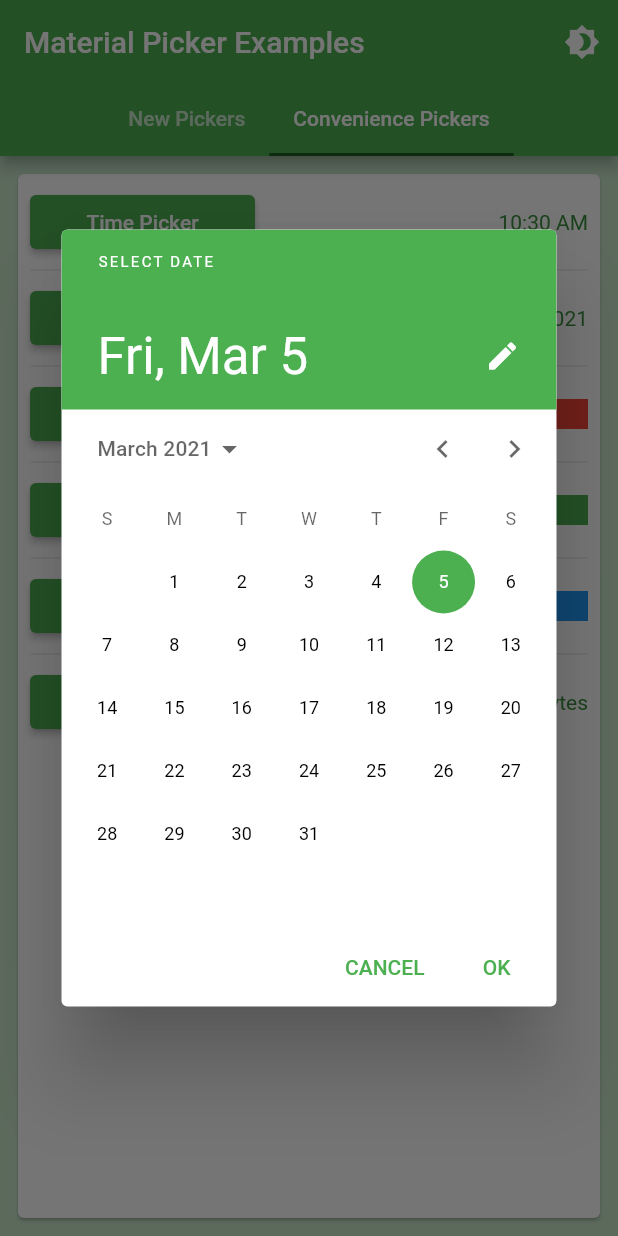
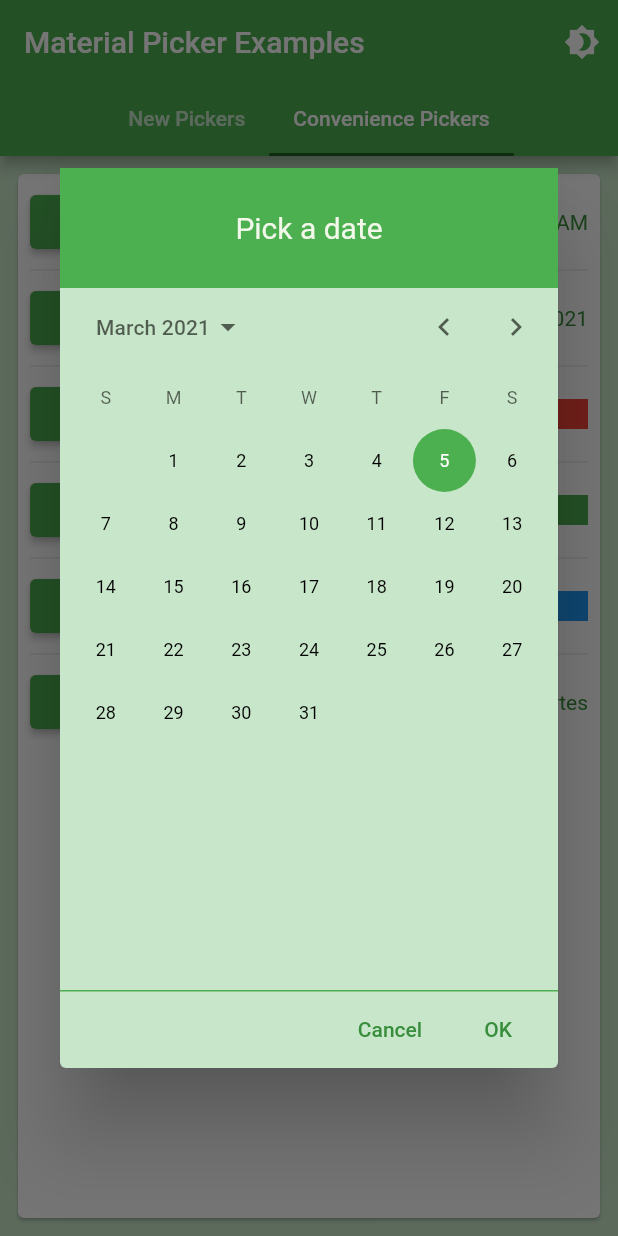
Before and after one commit to codegrue/flutter_material_pickers, a Flutter app: the screen it shows after launch, tab 2 chosen, after a tap on "Date Picker", on a phone screen of 412 x 824 dp. Run offline on Flutter 3.47's test engine with Material 2 defaults, Android fonts, the phone set to English and light mode, and no system bars; our stand-ins replace adaptive_theme, file_picker, flutter_colorpicker.

Commit message:
updated DatePicker architecture

```diff
--- a/example/lib/main.dart
+++ b/example/lib/main.dart
@@ -374,6 +374,7 @@ class _TestPageState extends State<TestPage> {
           child: ElevatedButton(
             child: Text("Date Picker"),
             onPressed: () => showMaterialDatePicker(
+              title: "Pick a date",
               firstDate: DateTime(1990, 1, 1),
               lastDate: DateTime(2050, 12, 31),
               context: context,
--- a/lib/helpers/show_date_picker.dart
+++ b/lib/helpers/show_date_picker.dart
@@ -2,6 +2,7 @@
 // is governed by the MIT license that can be found in the LICENSE file.
 
 import 'package:flutter/material.dart';
+import 'package:flutter_material_pickers/dialogs/responsive_dialog.dart';
 
 /// Allows selection of a date.
 void showMaterialDatePicker({
@@ -10,19 +11,48 @@ void showMaterialDatePicker({
   required DateTime firstDate,
   required DateTime lastDate,
   required DateTime selectedDate,
-  String? okButtonLabel,
-  String? cancelButtonLabel,
+  Color? headerColor,
+  Color? headerTextColor,
+  Color? backgroundColor,
+  Color? buttonTextColor,
+  String? confirmText,
+  String? cancelText,
+  double? maxLongSide,
+  double? maxShortSide,
   ValueChanged<DateTime>? onChanged,
   VoidCallback? onConfirmed,
   VoidCallback? onCancelled,
 }) {
-  showDatePicker(
+  showDialog<DateTime>(
     context: context,
-    firstDate: firstDate,
-    lastDate: lastDate,
-    initialDate: selectedDate,
-    cancelText: cancelButtonLabel,
-    confirmText: okButtonLabel,
+    builder: (BuildContext context) {
+      return OrientationBuilder(
+        builder: (context, orientation) {
+          return ResponsiveDialog(
+            context: context,
+            title: title,
+            headerColor: headerColor,
+            headerTextColor: headerTextColor,
+            backgroundColor: backgroundColor,
+            buttonTextColor: buttonTextColor,
+            confirmText: confirmText,
+            cancelText: cancelText,
+            maxLongSide: maxLongSide,
+            maxShortSide: maxLongSide,
+            forcePortrait: true,
+            child: SingleChildScrollView(
+              child: CalendarDatePicker(
+                initialDate: selectedDate,
+                firstDate: firstDate,
+                lastDate: lastDate,
+                onDateChanged: (date) => selectedDate = date,
+              ),
+            ),
+            okPressed: () => Navigator.of(context).pop(selectedDate),
+          );
+        },
+      );
+    },
   ).then((selection) {
     if (onChanged != null && selection != null) onChanged(selection);
     if (onCancelled != null && selection == null) onCancelled();
```
Also changed, not shown: 2 other files.
